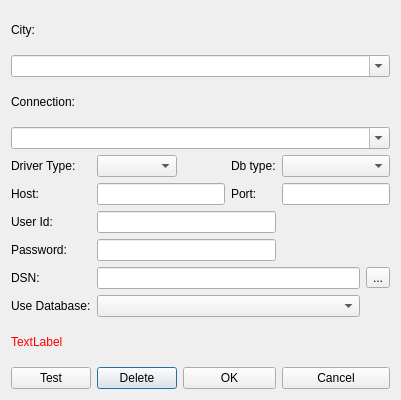
Old version of the form mapper_app/ui/editconnectionsdlg.ui in the repository allenck/mapper.
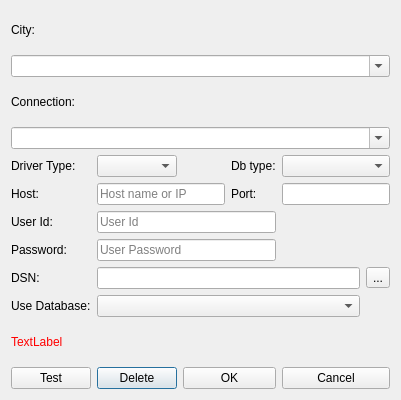
New version of the form. Icons and pictures are not drawn. Custom widgets are drawn as their Qt base class.

What changed in the file:
```diff
--- a/mapper_app/ui/editconnectionsdlg.ui
+++ b/mapper_app/ui/editconnectionsdlg.ui
@@ -33,6 +33,9 @@
      <property name="echoMode">
       <enum>QLineEdit::PasswordEchoOnEdit</enum>
      </property>
+     <property name="placeholderText">
+      <string>User Password</string>
+     </property>
     </widget>
    </item>
    <item row="7" column="0">
@@ -43,7 +46,11 @@
     </widget>
    </item>
    <item row="6" column="1" colspan="3">
-    <widget class="QLineEdit" name="txtUID"/>
+    <widget class="QLineEdit" name="txtUID">
+     <property name="placeholderText">
+      <string>User Id</string>
+     </property>
+    </widget>
    </item>
    <item row="6" column="0">
     <widget class="QLabel" name="label_6">
@@ -70,7 +77,11 @@
     </widget>
    </item>
    <item row="5" column="1" colspan="2">
-    <widget class="QLineEdit" name="txtHost"/>
+    <widget class="QLineEdit" name="txtHost">
+     <property name="placeholderText">
+      <string>Host name or IP</string>
+     </property>
+    </widget>
    </item>
    <item row="5" column="0">
     <widget class="QLabel" name="label_4">
```
Left out of the diff: 30 changed lines with no effect on the pictures.
